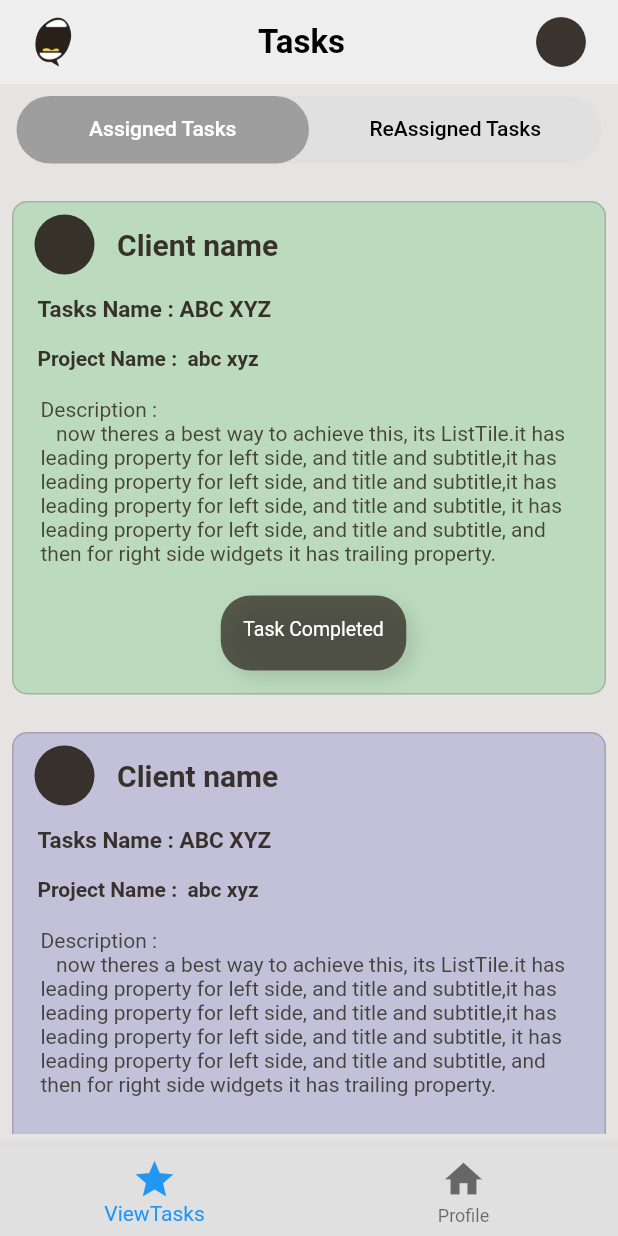
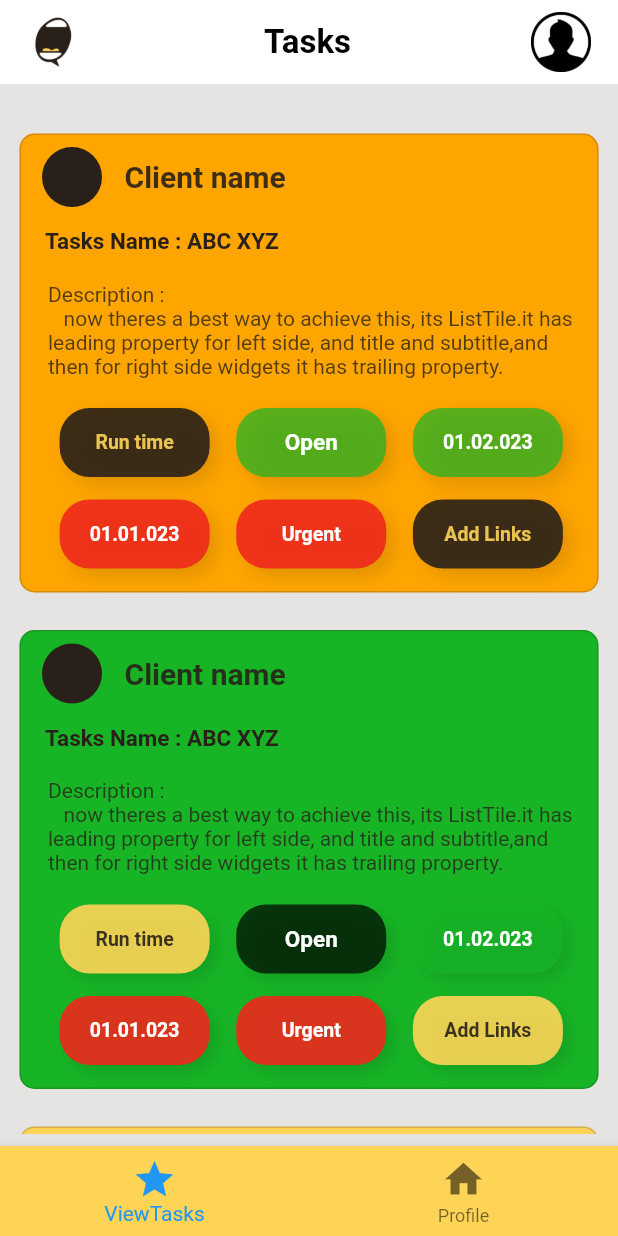
Before and after one commit to hemangbarhate/TaskManager, a Flutter app: the home_operator screen opened directly, on a phone screen of 412 x 824 dp. Run offline on Flutter 3.47's test engine with Material 2 defaults, Android fonts, the phone set to English and light mode, and no system bars; our stand-ins replace shared_preferences; missing offline and left inert: cupertino_radio_choice; accounts and stored records are empty.

```diff
--- a/lib/Operator/operatorHome.dart
+++ b/lib/Operator/operatorHome.dart
@@ -26,7 +26,7 @@ class _home_operatorState extends State<home_operator> {
       body: tabs[_ixd],
       bottomNavigationBar: BottomNavigationBar(
         currentIndex: _ixd,
-        backgroundColor: Colors.grey[300],
+        backgroundColor: yellowColor.withOpacity(1),
         iconSize: 30,
         // backgroundColor: greyColor.withOpacity(0.8),
         items: const [
--- a/lib/Operator/operatorProfile.dart
+++ b/lib/Operator/operatorProfile.dart
@@ -21,7 +21,7 @@ class _OperatorProfileState extends State<OperatorProfile> {
         shadowColor: Colors.white,
         title: Container(
             child: const Text(
-          "Oprator Profile",
+          "Operator Profile",
           style: TextStyle(
               fontSize: 22, fontWeight: FontWeight.bold, color: Colors.black),
         )),
@@ -37,6 +37,7 @@ class _OperatorProfileState extends State<OperatorProfile> {
                 }),
           );
         }),
+
       ),
       body: Column(
         mainAxisAlignment: MainAxisAlignment.center,
@@ -44,6 +45,30 @@ class _OperatorProfileState extends State<OperatorProfile> {
         children: <Widget>[
           Center(
             child: Container(
+              height: MediaQuery.of(context).size.height / 1.4,
+              width: MediaQuery.of(context).size.width / 1.09,
+              decoration: BoxDecoration(
+                gradient: LinearGradient(
+                  colors: [
+                    whiteColor.withOpacity(0.9),
+                    whiteColor.withOpacity(0.9)
+                  ],
+                  begin: Alignment.topLeft,
+                  end: Alignment.bottomRight,
+                ),
+                borderRadius: BorderRadius.circular(20),
+                border: Border.all(
+                  color: Colors.black,
+                  width: 1,
+                ),
+                boxShadow: const [
+                  BoxShadow(
+                    color: Colors.black12,
+                    offset: Offset(8, 8),
+                    blurRadius: 10,
+                  )
+                ],
+              ),
               child: Column(
                 children: <Widget>[
                   Padding(
@@ -254,31 +279,6 @@ class _OperatorProfileState extends State<OperatorProfile> {
                     ),
                   ),
                   // ),
-                ],
-              ),
-              // color: Colors.white,
-              height: MediaQuery.of(context).size.height / 1.4,
-              width: MediaQuery.of(context).size.width / 1.09,
-              decoration: BoxDecoration(
-                gradient: LinearGradient(
-                  colors: [
-                    whiteColor.withOpacity(0.9),
-                    whiteColor.withOpacity(0.9)
-                  ],
-                  begin: Alignment.topLeft,
-                  end: Alignment.bottomRight,
-                ),
-                borderRadius: BorderRadius.circular(20),
-                border: Border.all(
-                  color: Colors.black,
-                  width: 1,
-                ),
-                boxShadow: const [
-                  BoxShadow(
-                    color: Colors.black12,
-                    offset: Offset(8, 8),
-                    blurRadius: 10,
-                  )
                 ],
               ),
             ),
--- a/lib/Operator/operatorViewtask.dart
+++ b/lib/Operator/operatorViewtask.dart
@@ -18,12 +18,14 @@ class OperatorVIewTasks extends StatefulWidget {
 class _OperatorVIewTasksState extends State<OperatorVIewTasks> {
   @override
   Widget build(BuildContext context) {
-    return DefaultTabController(
-      length: 2,
-      child: Scaffold(
+    return
+      // DefaultTabController(
+      // length: 2,
+      // child:
+      Scaffold(
           backgroundColor: greyColor.withOpacity(0.1),
           appBar: AppBar(
-            backgroundColor: Colors.grey[200],
+            backgroundColor: Colors.white,
             shadowColor: Colors.white,
             title: const Center(
                 child: Text(
@@ -47,98 +49,140 @@ class _OperatorVIewTasksState extends State<OperatorVIewTasks> {
             }),
             actions: <Widget>[
               Padding(
-                padding: const EdgeInsets.only(right: 18.0),
-                child: IconButton(
-                    icon: Icon(
-                      Icons.circle_sharp,
-                      size: 40,
-                      color: greyColor.withOpacity(0.9),
+                  padding:  EdgeInsets.only(right: 18.0),
+                  child: Container(
+                    height: 25,
+                    child: CircleAvatar(
+
+                        child:
+                        Image.asset("assets/images/download.png")
                     ),
-                    onPressed: () => {
-                          Navigator.of(context).push(MaterialPageRoute(
-                              builder: (context) => OperatorProfile()))
-                        }),
+                  )
               )
             ],
           ),
           body: Padding(
             padding: EdgeInsets.all(8.0),
-            child: Column(
-              children: [
-                Container(
-                  height: 45,
-                  width: 390,
-                  decoration: BoxDecoration(
-                      color: Colors.grey[300],
-                      borderRadius: BorderRadius.circular(25.0)),
-                  child: TabBar(
-                    indicator: BoxDecoration(
-                        color: Colors.grey[500],
-                        borderRadius: BorderRadius.circular(25.0)),
-                    labelColor: Colors.white,
-                    unselectedLabelColor: Colors.black,
-                    tabs: const [
-                      Tab(
-                        text: 'Assigned Tasks',
+            // child: SingleChildScrollView(
+              // children:  [
+              child:   SingleChildScrollView(
+                  child: Column(
+                    children: const <Widget>[
+                      ClientContainer(
+                        fontColor: greyColor,
+                        backgrondColor: orangeColor, first: greyColor,
+                        second: greenColor,third: greenColor,
+                        forth: redColor,
+                        fifth: redColor,
+                        sixth: greyColor,
                       ),
-                      Tab(
-                        text: 'ReAssigned Tasks',
-                      )
+                      ClientContainer(
+                        fontColor: greyColor,
+                        backgrondColor: greenColor,
+                        first: yellowColor,
+                        second: blackColor,
+                        third: greenColor,
+                        forth: redColor,
+                        fifth: redColor,
+                        sixth: yellowColor,
+                      ),
+                      ClientContainer(
+                        fontColor: greyColor,
+                        backgrondColor: yellowColor
+                        ,first: greyColor,
+                        second: greenColor,third: greenColor,
+                        forth: redColor,
+                        fifth: redColor,
+                        sixth: greyColor,
+                      ),
+                      ClientContainer(
+                        fontColor: yellowColor,
+                        backgrondColor: blueColor
+                        ,first: greyColor,
+                        second: greenColor,third: greenColor,
+                        forth: redColor,
+                        fifth: redColor,
+                        sixth: greyColor,
+                      ),
+                      SizedBox(height: 30,),
                     ],
                   ),
                 ),
-                Expanded(
-                    child: TabBarView(
-                  children: [
-                    SingleChildScrollView(
-                      child: Column(
-                        children: const <Widget>[
-                          AssignedContainer(
-                            fontColor: greyColor,
-                            backgrondColor: greenColor,
-                          ),
-                          AssignedContainer(
-                            fontColor: greyColor,
-                            backgrondColor: blueColor,
-                          ),
-                          AssignedContainer(
-                            fontColor: greyColor,
-                            backgrondColor: greenColor,
-                          ),
-                          AssignedContainer(
-                            fontColor: greyColor,
-                            backgrondColor: blueColor,
-                          )
-                        ],
-                      ),
-                    ),
-                    SingleChildScrollView(
-                      child: Column(
-                        children: const <Widget>[
-                          ReassignedContainer(
-                            fontColor: greyColor,
-                            backgrondColor: redColor,
-                          ),
-                          ReassignedContainer(
-                            fontColor: greyColor,
-                            backgrondColor: blueColor,
-                          ),
-                          ReassignedContainer(
-                            fontColor: greyColor,
-                            backgrondColor: redColor,
-                          ),
-                          ReassignedContainer(
-                            fontColor: greyColor,
-                            backgrondColor: redColor,
-                          ),
-                        ],
-                      ),
-                    ),
-                  ],
-                ))
-              ],
-            ),
-          )),
+                // Container(
+                //   height: 45,
+                //   width: 390,
+                //   decoration: BoxDecoration(
+                //       color: Colors.grey[300],
+                //       borderRadius: BorderRadius.circular(25.0)),
+                //   child: TabBar(
+                //     indicator: BoxDecoration(
+                //         color: Colors.grey[500],
+                //         borderRadius: BorderRadius.circular(25.0)),
+                //     labelColor: Colors.white,
+                //     unselectedLabelColor: Colors.black,
+                //     tabs: const [
+                //       Tab(
+                //         text: 'Assigned Tasks',
+                //       ),
+                //       Tab(
+                //         text: 'ReAssigned Tasks',
+                //       )
+                //     ],
+                //   ),
+                // ),
+                // Expanded(
+                //     child: TabBarView(
+                //   children: [
+                //     SingleChildScrollView(
+                //       child: Column(
+                //         children: const <Widget>[
+                //           AssignedContainer(
+                //             fontColor: greyColor,
+                //             backgrondColor: greenColor,
+                //           ),
+                //           AssignedContainer(
+                //             fontColor: greyColor,
+                //             backgrondColor: blueColor,
+                //           ),
+                //           AssignedContainer(
+                //             fontColor: greyColor,
+                //             backgrondColor: greenColor,
+                //           ),
+                //           AssignedContainer(
+                //             fontColor: greyColor,
+                //             backgrondColor: blueColor,
+                //           )
+                //         ],
+                //       ),
+                //     ),
+                //     SingleChildScrollView(
+                //       child: Column(
+                //         children: const <Widget>[
+                //           ReassignedContainer(
+                //             fontColor: greyColor,
+                //             backgrondColor: redColor,
+                //           ),
+                //           ReassignedContainer(
+                //             fontColor: greyColor,
+                //             backgrondColor: blueColor,
+                //           ),
+                //           ReassignedContainer(
+                //             fontColor: greyColor,
+                //             backgrondColor: redColor,
+                //           ),
+                //           ReassignedContainer(
+                //             fontColor: greyColor,
+                //             backgrondColor: redColor,
+                //           ),
+                //         ],
+                //       ),
+                //     ),
+                //   ],
+                // ))
+              // ],
+            // ),
+          // )
+      ),
     );
   }
 }
--- a/pubspec.yaml
+++ b/pubspec.yaml
@@ -38,6 +38,7 @@ dependencies:
   cupertino_icons: ^1.0.2
   shared_preferences: ^2.0.15
   http: ^0.13.5
+  flutter_launcher_icons: ^0.11.0
 
 dev_dependencies:
   flutter_test:
```
Also changed, not shown: pubspec.lock, 6 other files.
